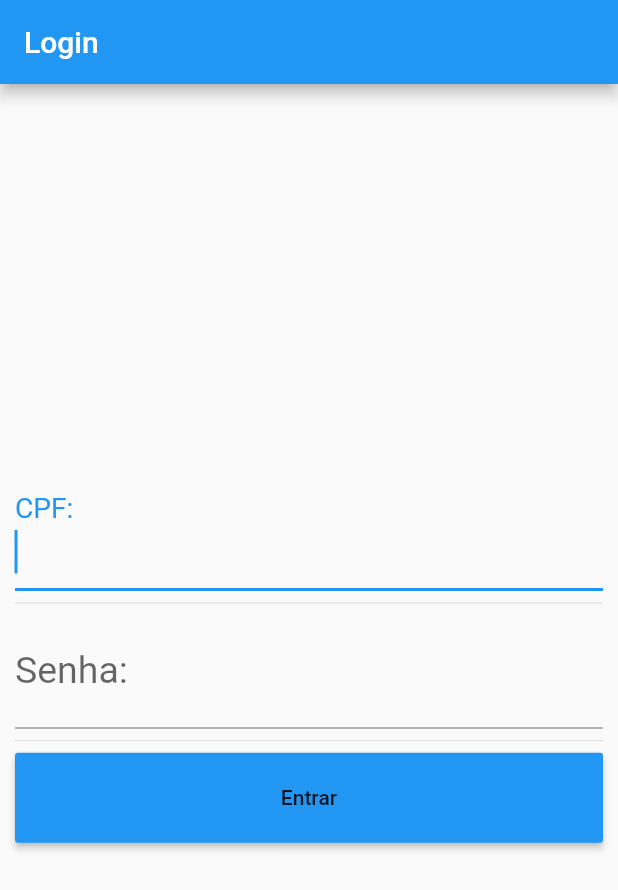
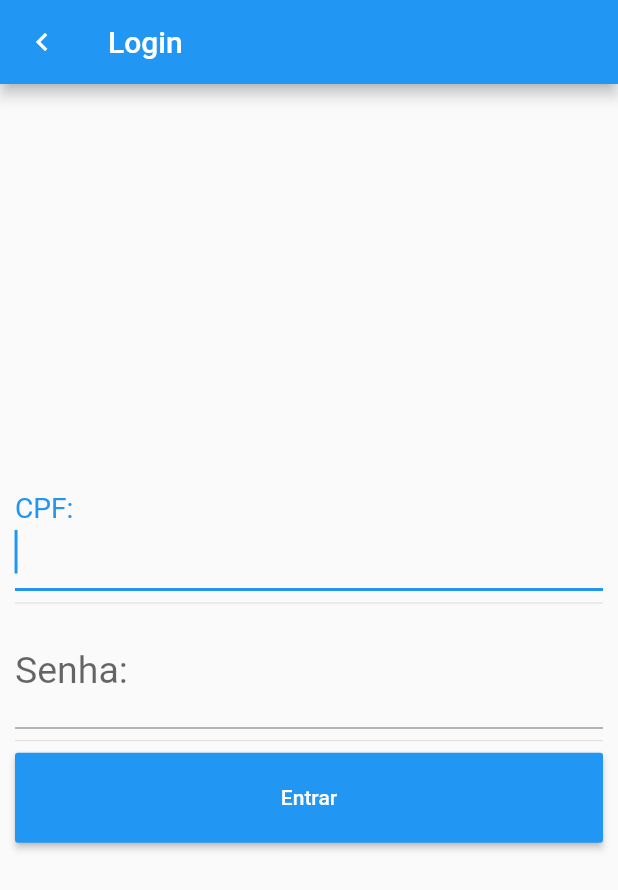
Before and after one commit to pedrohs/Flutter_hello_world_login, a Flutter app: the screen it shows after launch, after a tap on "segunda pagina", on a phone screen of 412 x 824 dp. Shown: the top 890 px of the screen. Run offline on Flutter 3.47's test engine with Material 2 defaults, Android fonts, the phone set to English and light mode, and no system bars.

Commit message:
melhorias e adicionado botão de retorno no login

```diff
--- a/lib/main.dart
+++ b/lib/main.dart
@@ -16,11 +16,36 @@ class MeuApp extends StatelessWidget {
   }
 }
 
+class HomeApp extends StatelessWidget {
+  Widget build(BuildContext context){
+    return MaterialApp(
+      home: Scaffold(
+        appBar: AppBar(title: Text("Home Page"),),
+        body: Center(
+          child: RaisedButton(
+            child: Text("segunda pagina"), onPressed: () {
+              Navigator.pushNamed(context, '/page2');
+            },
+            ),
+          ),
+      )
+    );
+  }
+}
+
+
 class Page2 extends StatelessWidget {
   Widget build(BuildContext context){
     return MaterialApp(
       home: Scaffold(
-        appBar: AppBar(title: Text("Login"),),
+        appBar: AppBar(
+          title: Text("Login"),
+          leading: IconButton(
+                icon: const Icon(Icons.chevron_left), onPressed: () {
+                    Navigator.pop(context);
+                },
+              )
+          ),
         body: Padding(
           padding: EdgeInsets.all(10),
           child: Center(
@@ -47,7 +72,7 @@ class Page2 extends StatelessWidget {
               ButtonTheme(
                 height: 60.0,
                 child: RaisedButton(
-                  child: Text("Entrar"), onPressed: () {},
+                  child: Text("Entrar", style: TextStyle(color: Colors.white)), onPressed: () {},
                 ),
               )
             ],
@@ -58,20 +83,3 @@ class Page2 extends StatelessWidget {
     );
   }
 }
-
-class HomeApp extends StatelessWidget {
-  Widget build(BuildContext context){
-    return MaterialApp(
-      home: Scaffold(
-        appBar: AppBar(title: Text("Home Page"),),
-        body: Center(
-          child: RaisedButton(
-            child: Text("segunda pagina"), onPressed: () {
-              Navigator.pushNamed(context, '/page2');
-            },
-            ),
-          ),
-      )
-    );
-  }
-}
```
